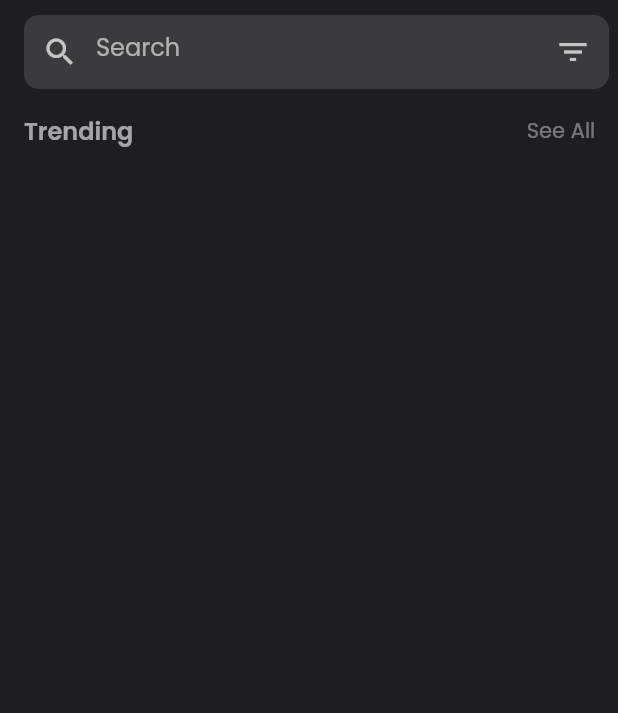
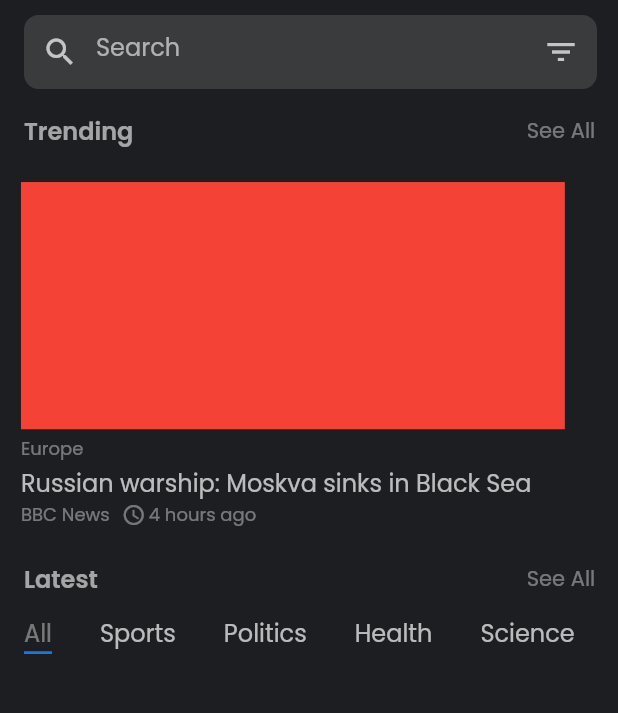
Before and after one commit to MohaamedHamdy/flutter_mvvm_news_app, a Flutter app: the HomeScreenBody screen opened directly, on a phone screen of 412 x 824 dp, the part 99-812 px from its top. Run offline on Flutter 3.47's test engine with Material 2 defaults, Android fonts, the phone set to English and light mode, and no system bars; our stand-ins replace font_awesome_flutter.

Commit message:
home news tab bar done

```diff
--- a/lib/core/utils/styles.dart
+++ b/lib/core/utils/styles.dart
@@ -5,9 +5,10 @@ class AppStyle {
     fontSize: 10,
     fontWeight: FontWeight.normal,
   );
-  static TextStyle style12 = const TextStyle(
+  static TextStyle style12 = TextStyle(
     fontSize: 12,
     fontWeight: FontWeight.normal,
+    color: Colors.white.withOpacity(0.4),
   );
   static TextStyle style14 = TextStyle(
     fontSize: 14,
--- a/lib/features/home/presentation/view/widgets/custom_search_bar.dart
+++ b/lib/features/home/presentation/view/widgets/custom_search_bar.dart
@@ -8,7 +8,7 @@ class CustomSearchBar extends StatelessWidget {
   @override
   Widget build(BuildContext context) {
     return Padding(
-      padding: const EdgeInsets.only(left: 16.0, right: 6, top: 10, bottom: 4),
+      padding: const EdgeInsets.only(left: 16.0, right: 14, top: 10, bottom: 4),
       child: Container(
         height: Dimensions.heightPercentage(context, 6),
         decoration: BoxDecoration(
--- a/lib/features/home/presentation/view/widgets/custom_trending_row.dart
+++ b/lib/features/home/presentation/view/widgets/custom_trending_row.dart
@@ -1,4 +1,3 @@
-
 import 'package:flutter/material.dart';
 import 'package:news_app2/core/utils/styles.dart';
 
@@ -31,3 +30,34 @@ class CustomTrendingRow extends StatelessWidget {
     );
   }
 }
+
+
+class CustomLatestRow extends StatelessWidget {
+  const CustomLatestRow({
+    super.key,
+  });
+
+  @override
+  Widget build(BuildContext context) {
+    return Padding(
+      padding: const EdgeInsets.only(left: 16.0, right: 6),
+      child: Row(
+        mainAxisAlignment: MainAxisAlignment.spaceBetween,
+        children: [
+          Text(
+            'Latest',
+            style: AppStyle.style16.copyWith(
+                color: Colors.white.withOpacity(0.6),
+                fontWeight: FontWeight.w600),
+          ),
+          TextButton(
+              onPressed: () {},
+              child: Text(
+                'See All',
+                style: AppStyle.style14,
+              ))
+        ],
+      ),
+    );
+  }
+}
--- a/lib/features/home/presentation/view/widgets/home_screen_body.dart
+++ b/lib/features/home/presentation/view/widgets/home_screen_body.dart
@@ -6,6 +6,7 @@ import 'package:news_app2/core/utils/styles.dart';
 import 'custom_app_bar.dart';
 import 'custom_search_bar.dart';
 import 'custom_trending_row.dart';
+import 'trending_item.dart';
 
 class HomeScreenBody extends StatelessWidget {
   const HomeScreenBody({Key? key}) : super(key: key);
@@ -14,12 +15,53 @@ class HomeScreenBody extends StatelessWidget {
   Widget build(BuildContext context) {
     return Scaffold(
       body: ListView(
+        physics: const BouncingScrollPhysics(),
         children: const [
           CustomAppBar(),
           CustomSearchBar(),
           CustomTrendingRow(),
+          TrendingItem(),
+          CustomLatestRow(),
+          HomeNewsTabBar(),
         ],
       ),
     );
   }
 }
+
+class HomeNewsTabBar extends StatefulWidget  {
+  const HomeNewsTabBar({Key? key}) : super(key: key);
+
+  @override
+  State<HomeNewsTabBar> createState() => _HomeNewsTabBarState();
+}
+
+class _HomeNewsTabBarState extends State<HomeNewsTabBar> with TickerProviderStateMixin{
+  List categories = ['All','Sports','Politics','Health','Science','Travel','Business'];
+
+  @override
+  Widget build(BuildContext context) {
+    TabController tabController = TabController(length: categories.length, vsync: this);
+    return Column(
+      children: [
+        TabBar(
+          isScrollable: true,
+          indicatorSize: TabBarIndicatorSize.label,
+          indicatorColor: kPrimaryColor,
+          labelStyle: AppStyle.style16,
+          controller: tabController,
+            tabs: const [
+          Text('All'),
+          Text('Sports'),
+          Text('Politics'),
+          Text('Health'),
+          Text('Science'),
+          Text('Travel'),
+          Text('Business'),
+        ]),
+
+      ],
+    );
+
+  }
+}
--- /dev/null
+++ b/lib/features/home/presentation/view/widgets/trending_item.dart
@@ -0,0 +1,62 @@
+
+import 'package:flutter/material.dart';
+import 'package:news_app2/core/utils/dimensions.dart';
+import 'package:news_app2/core/utils/styles.dart';
+
+class TrendingItem extends StatelessWidget {
+  const TrendingItem({Key? key}) : super(key: key);
+
+  @override
+  Widget build(BuildContext context) {
+    return Padding(
+      padding: const EdgeInsets.only(left: 14.0, right: 14, top: 10,bottom: 10),
+      child: Column(
+        crossAxisAlignment: CrossAxisAlignment.start,
+        mainAxisAlignment: MainAxisAlignment.start,
+        children: [
+          Container(
+            margin: const EdgeInsets.only(bottom: 4),
+            height: Dimensions.heightPercentage(context, 20),
+            width: Dimensions.widthPercentage(context, 88),
+            color: Colors.red,
+          ),
+          Text(
+            'Europe',
+            style: AppStyle.style12,
+          ),
+          const SizedBox(
+            height: 2,
+          ),
+          Text(
+            'Russian warship: Moskva sinks in Black Sea',
+            style:
+            AppStyle.style16.copyWith(color: Colors.white.withOpacity(0.7)),
+          ),
+          Row(
+            children: [
+              Text(
+                'BBC News',
+                style: AppStyle.style12,
+              ),
+              const SizedBox(
+                width: 8,
+              ),
+              Icon(
+                Icons.watch_later_outlined,
+                color: Colors.white.withOpacity(0.4),
+                size: 16,
+              ),
+              const SizedBox(
+                width: 2,
+              ),
+              Text(
+                '4 hours ago',
+                style: AppStyle.style12,
+              ),
+            ],
+          ),
+        ],
+      ),
+    );
+  }
+}
```
